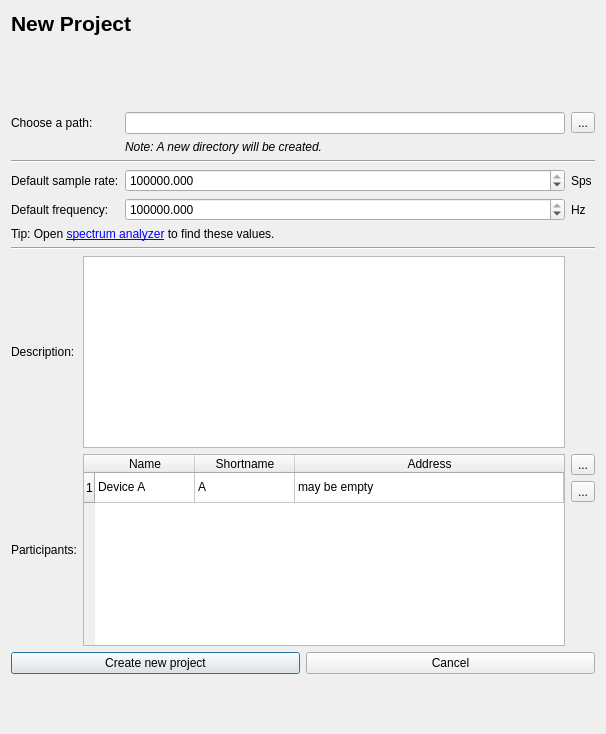
First picture: the form in ui/project.ui, repository jopohl/urh, before the edit.
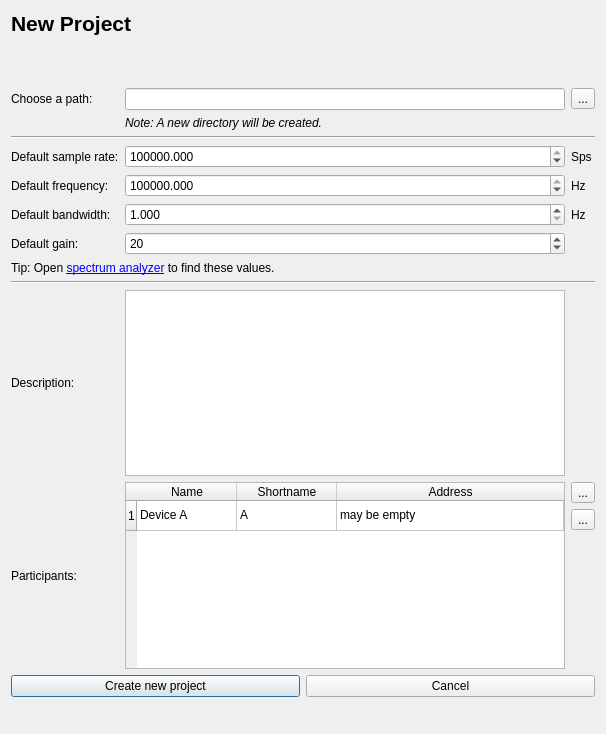
Second picture: the form after the edit. Icons and pictures are not drawn. Custom widgets are drawn as their Qt base class.

Commit message: project dialog enhancements

What changed in the file:
```diff
--- a/ui/project.ui
+++ b/ui/project.ui
@@ -50,21 +50,17 @@
    </item>
    <item>
     <layout class="QGridLayout" name="gridLayout">
-     <item row="1" column="0" colspan="2">
-      <widget class="QLabel" name="label_7">
+     <item row="10" column="0" colspan="2">
+      <widget class="QLabel" name="label_8">
        <property name="text">
-        <string/>
+        <string>Description:</string>
        </property>
-      </widget>
-     </item>
-     <item row="1" column="2">
-      <widget class="QLabel" name="lblNewPath">
-       <property name="text">
-        <string>&lt;html&gt;&lt;head/&gt;&lt;body&gt;&lt;p&gt;&lt;span style=&quot; font-style:italic;&quot;&gt;Note: A new directory will be created.&lt;/span&gt;&lt;/p&gt;&lt;/body&gt;&lt;/html&gt;</string>
+       <property name="alignment">
+        <set>Qt::AlignLeading|Qt::AlignLeft|Qt::AlignVCenter</set>
        </property>
       </widget>
      </item>
-     <item row="8" column="1" rowspan="3" colspan="2">
+     <item row="11" column="2" rowspan="3">
       <widget class="QTableWidget" name="tblParticipants">
        <property name="alternatingRowColors">
         <bool>true</bool>
@@ -112,6 +108,27 @@
        </item>
       </widget>
      </item>
+     <item row="2" column="0" colspan="5">
+      <widget class="Line" name="line_2">
+       <property name="orientation">
+        <enum>Qt::Horizontal</enum>
+       </property>
+      </widget>
+     </item>
+     <item row="1" column="0" colspan="2">
+      <widget class="QLabel" name="label_7">
+       <property name="text">
+        <string/>
+       </property>
+      </widget>
+     </item>
+     <item row="1" column="2">
+      <widget class="QLabel" name="lblNewPath">
+       <property name="text">
+        <string>&lt;html&gt;&lt;head/&gt;&lt;body&gt;&lt;p&gt;&lt;span style=&quot; font-style:italic;&quot;&gt;Note: A new directory will be created.&lt;/span&gt;&lt;/p&gt;&lt;/body&gt;&lt;/html&gt;</string>
+       </property>
+      </widget>
+     </item>
      <item row="4" column="3" colspan="2">
       <widget class="QLabel" name="label_6">
        <property name="text">
@@ -146,6 +163,13 @@
        </property>
       </widget>
      </item>
+     <item row="0" column="2">
+      <widget class="QLineEdit" name="lineEdit_Path">
+       <property name="statusTip">
+        <string/>
+       </property>
+      </widget>
+     </item>
      <item row="3" column="0" colspan="2">
       <widget class="QLabel" name="label_2">
        <property name="text">
@@ -153,7 +177,7 @@
        </property>
       </widget>
      </item>
-     <item row="10" column="3" colspan="2">
+     <item row="13" column="3" colspan="2">
       <spacer name="verticalSpacer_3">
        <property name="orientation">
         <enum>Qt::Vertical</enum>
@@ -166,20 +190,6 @@
        </property>
       </spacer>
      </item>
-     <item row="8" column="0" rowspan="3">
-      <widget class="QLabel" name="label_9">
-       <property name="text">
-        <string>Participants:</string>
-       </property>
-      </widget>
-     </item>
-     <item row="0" column="2">
-      <widget class="QLineEdit" name="lineEdit_Path">
-       <property name="statusTip">
-        <string/>
-       </property>
-      </widget>
-     </item>
      <item row="3" column="2">
       <widget class="KillerDoubleSpinBox" name="spinBoxSampleRate">
        <property name="decimals">
@@ -196,30 +206,13 @@
        </property>
       </widget>
      </item>
-     <item row="6" column="0" colspan="5">
+     <item row="9" column="0" colspan="5">
       <widget class="Line" name="line">
        <property name="orientation">
         <enum>Qt::Horizontal</enum>
        </property>
       </widget>
      </item>
-     <item row="7" column="0">
-      <widget class="QLabel" name="label_8">
-       <property name="text">
-        <string>Description:</string>
-       </property>
-       <property name="alignment">
-        <set>Qt::AlignLeading|Qt::AlignLeft|Qt::AlignVCenter</set>
-       </property>
-      </widget>
-     </item>
-     <item row="2" column="0" colspan="5">
-      <widget class="Line" name="line_2">
-       <property name="orientation">
-        <enum>Qt::Horizontal</enum>
-       </property>
-      </widget>
-     </item>
      <item row="4" column="2">
       <widget class="KillerDoubleSpinBox" name="spinBoxFreq">
        <property name="decimals">
@@ -236,19 +229,6 @@
        </property>
       </widget>
      </item>
-     <item row="8" column="3" colspan="2">
-      <widget class="QToolButton" name="btnAddParticipant">
-       <property name="text">
-        <string>...</string>
-       </property>
-       <property name="icon">
-        <iconset theme="list-add"/>
-       </property>
-      </widget>
-     </item>
-     <item row="7" column="1" colspan="2">
-      <widget class="QTextEdit" name="textEdit"/>
-     </item>
      <item row="4" column="0" colspan="2">
       <widget class="QLabel" name="label_3">
        <property name="text">
@@ -256,17 +236,18 @@
        </property>
       </widget>
      </item>
-     <item row="9" column="3" colspan="2">
-      <widget class="QToolButton" name="btnRemoveParticipant">
+     <item row="11" column="3" colspan="2">
+      <widget class="QToolButton" name="btnAddParticipant">
        <property name="text">
         <string>...</string>
        </property>
        <property name="icon">
-        <iconset theme="list-remove"/>
+        <iconset theme="list-add">
+         <normaloff>.</normaloff>.</iconset>
        </property>
       </widget>
      </item>
-     <item row="5" column="0" colspan="3">
+     <item row="8" column="0" colspan="3">
       <widget class="QLabel" name="lOpenSpectrumAnalyzer">
        <property name="text">
         <string>&lt;html&gt;&lt;head/&gt;&lt;body&gt;&lt;p&gt;Tip: Open &lt;a href=&quot;open_spectrum_analyzer&quot;&gt;spectrum analyzer&lt;/a&gt; to find these values.&lt;/p&gt;&lt;/body&gt;&lt;/html&gt;</string>
@@ -275,10 +256,75 @@
         <enum>Qt::AutoText</enum>
        </property>
        <property name="openExternalLinks">
-        <bool>true</bool>
+        <bool>false</bool>
        </property>
       </widget>
      </item>
+     <item row="12" column="3" colspan="2">
+      <widget class="QToolButton" name="btnRemoveParticipant">
+       <property name="text">
+        <string>...</string>
+       </property>
+       <property name="icon">
+        <iconset theme="list-remove">
+         <normaloff>.</normaloff>.</iconset>
+       </property>
+      </widget>
+     </item>
+     <item row="11" column="0" rowspan="3" colspan="2">
+      <widget class="QLabel" name="label_9">
+       <property name="text">
+        <string>Participants:</string>
+       </property>
+      </widget>
+     </item>
+     <item row="5" column="0" colspan="2">
+      <widget class="QLabel" name="label_10">
+       <property name="text">
+        <string>Default bandwidth:</string>
+       </property>
+      </widget>
+     </item>
+     <item row="6" column="0" colspan="2">
+      <widget class="QLabel" name="label_11">
+       <property name="text">
+        <string>Default gain:</string>
+       </property>
+      </widget>
+     </item>
+     <item row="5" column="2">
+      <widget class="KillerDoubleSpinBox" name="spinBoxBandwidth">
+       <property name="decimals">
+        <number>3</number>
+       </property>
+       <property name="minimum">
+        <double>1.000000000000000</double>
+       </property>
+       <property name="maximum">
+        <double>999999999999.000000000000000</double>
+       </property>
+      </widget>
+     </item>
+     <item row="6" column="2">
+      <widget class="QSpinBox" name="spinBoxGain">
+       <property name="minimum">
+        <number>1</number>
+       </property>
+       <property name="value">
+        <number>20</number>
+       </property>
+      </widget>
+     </item>
+     <item row="5" column="3" colspan="2">
+      <widget class="QLabel" name="label_12">
+       <property name="text">
+        <string>Hz</string>
+       </property>
+      </widget>
+     </item>
+     <item row="10" column="2">
+      <widget class="QPlainTextEdit" name="txtEdDescription"/>
+     </item>
     </layout>
    </item>
    <item>
```
The commit also changes 7 other files.
